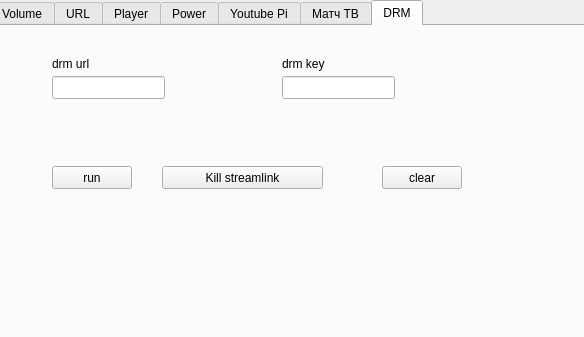
Old version of the form kodigui.ui in the repository definitly486/KodiGui; both pictures show x 0 to 584 and y 0 to 337 of the 584 by 488 pixel window.
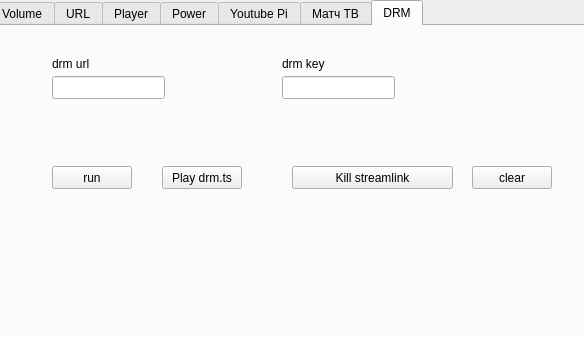
New version of the form. Icons and pictures are not drawn.

Commit message: добавлена кнопка play drm.ts 	изменено:      kodigui.pro.user 	изменено:      kodigui.ui 	изменено:      mainwindow.cpp 	изменено:      mainwindow.h

Patch:
```diff
--- a/kodigui.ui
+++ b/kodigui.ui
@@ -544,7 +544,7 @@
      <widget class="QPushButton" name="pushButton_killstreamlink">
       <property name="geometry">
        <rect>
-        <x>170</x>
+        <x>300</x>
         <y>140</y>
         <width>161</width>
         <height>23</height>
@@ -557,7 +557,7 @@
      <widget class="QPushButton" name="pushButton_cleardrm">
       <property name="geometry">
        <rect>
-        <x>390</x>
+        <x>480</x>
         <y>140</y>
         <width>80</width>
         <height>23</height>
@@ -567,6 +567,19 @@
        <string>clear</string>
       </property>
      </widget>
+     <widget class="QPushButton" name="pushButton_playdrmts">
+      <property name="geometry">
+       <rect>
+        <x>170</x>
+        <y>140</y>
+        <width>80</width>
+        <height>23</height>
+       </rect>
+      </property>
+      <property name="text">
+       <string>Play drm.ts</string>
+      </property>
+     </widget>
     </widget>
    </widget>
   </widget>
```
Left out of the diff: 4 changed lines with no effect on the pictures. The commit also changes 3 other files.
